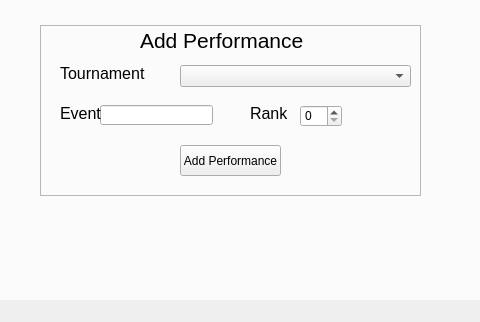
Qt form Forensics_Organizer.ui (goldRust/4n6_tracker) before a commit; both pictures show x 312 to 792 and y 540 to 862 of the 1067 by 862 pixel window.
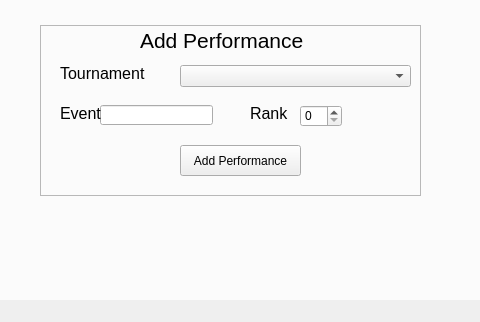
The same form after that commit. The open tabs and pages were chosen to show the change.

Patch:
```diff
--- a/Forensics_Organizer.ui
+++ b/Forensics_Organizer.ui
@@ -414,7 +414,7 @@
         <rect>
          <x>140</x>
          <y>120</y>
-         <width>101</width>
+         <width>121</width>
          <height>31</height>
         </rect>
        </property>
```
Left out of the diff: 6 changed lines with no effect on the pictures.
